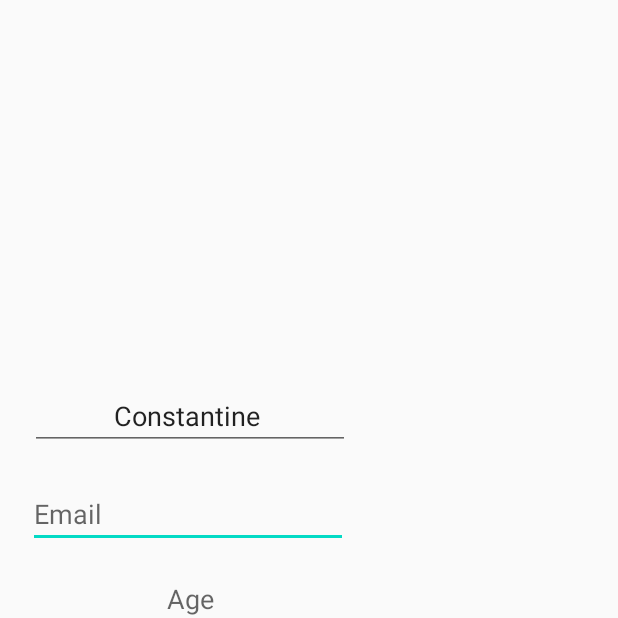
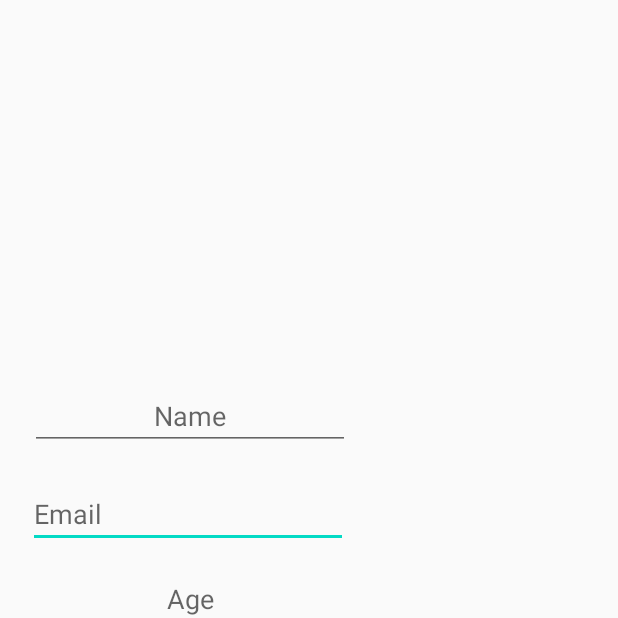
Before and after one commit to jschuckm/Gatsby, an Android app: the screen it shows after launch (MainActivity), after a tap on "GET", on a phone screen of 412 x 824 dp, the top half of it. Run offline under Robolectric (Android 15) with nearby library versions, the phone set to English and light mode, and no system bars; our stand-ins replace Volley; network calls fail.

Commit message:
Updated front end for full roundtrip

```diff
--- a/Frontend/Gatsby/app/src/main/java/com/example/gatsby/MainActivity.java
+++ b/Frontend/Gatsby/app/src/main/java/com/example/gatsby/MainActivity.java
@@ -59,7 +59,7 @@ public class MainActivity extends AppCompatActivity {
 
                 RequestQueue requestQueue = Volley.newRequestQueue(getApplicationContext());
                 try {
-                    String url ="http://coms-309-mc-07.cs.iastate.edu:8080/attendee/1";
+                    String url ="http://coms-309-mc-07.cs.iastate.edu:80/attendee/1";
                     JSONObject object = new JSONObject();
 
                     Editable name = Name.getText();
@@ -103,12 +103,12 @@ public class MainActivity extends AppCompatActivity {
             @Override
             public void onClick(View view) {
                 System.out.println("click");
-                Name.setText("Constantine ");
+
                 // Instantiate the RequestQueue.
 
                 RequestQueue requestQueue = Volley.newRequestQueue(getApplicationContext());
                 try {
-                    String url ="http://coms-309-mc-07.cs.iastate.edu:8080/attendees";
+                    String url ="http://coms-309-mc-07.cs.iastate.edu:80/attendees";
                     JSONObject object = new JSONObject();
                     JsonArrayRequest jsonArrayRequest = new JsonArrayRequest(Request.Method.GET, url, null, new Response.Listener<JSONArray>() {
                         @Override
```
